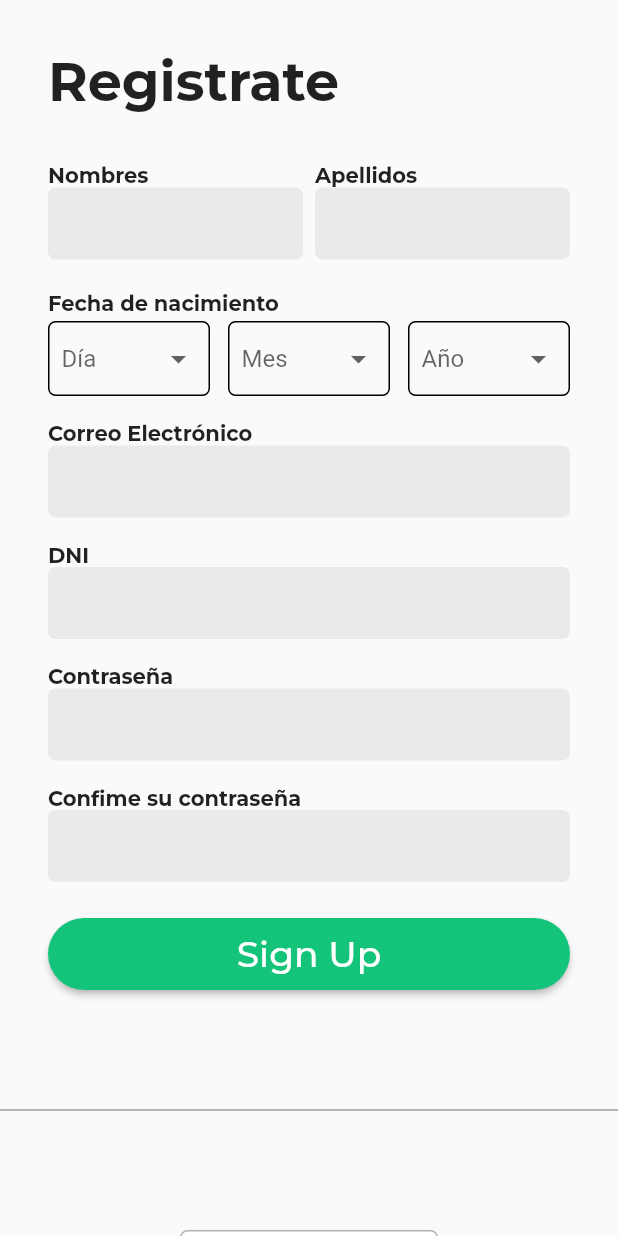
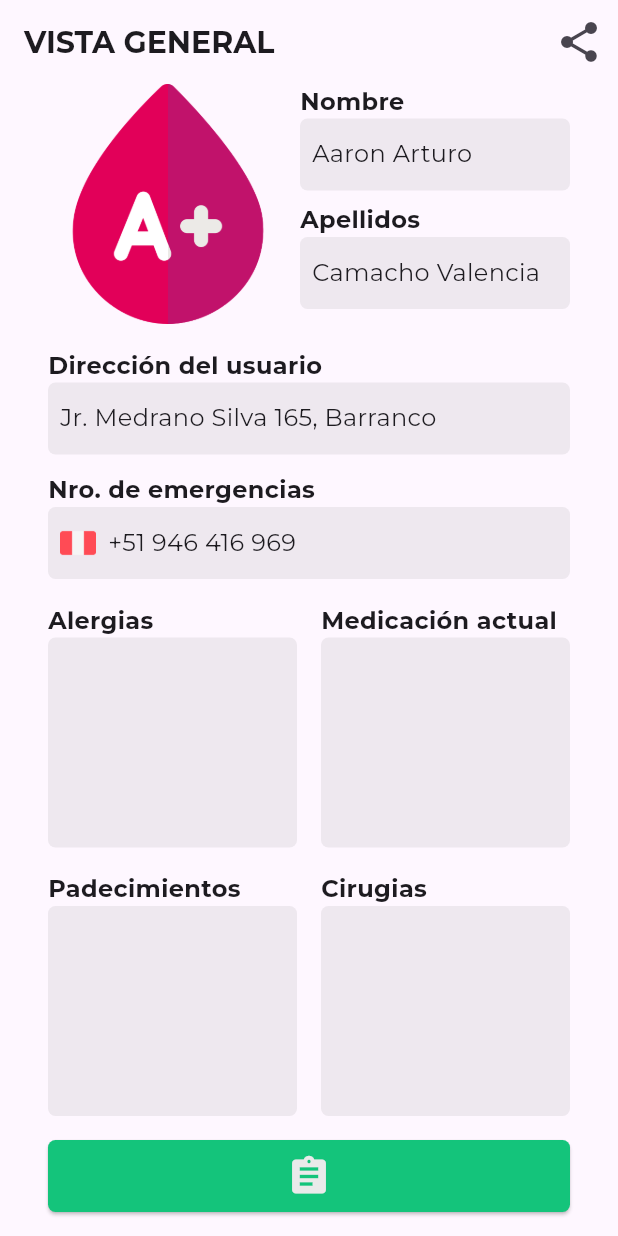
Before and after one commit to AaronCS25/care_file_one_app, a Flutter app: the screen it shows after launch, on a phone screen of 412 x 824 dp. Run offline on Flutter 3.47's test engine with Material 2 defaults, Android fonts, the phone set to English and light mode, and no system bars; our stand-ins replace google_fonts.

Commit message:
home_screen.dart: added (incompletd view)

```diff
--- a/lib/main.dart
+++ b/lib/main.dart
@@ -1,3 +1,4 @@
+import 'package:care_file_one/src/screens/home_screen.dart';
 import 'package:care_file_one/src/screens/login_screen.dart';
 import 'package:care_file_one/src/screens/signup_screen.dart';
 import 'package:flutter/material.dart';
@@ -14,10 +15,12 @@ class MainApp extends StatelessWidget {
     return MaterialApp(
       title: 'CareFile-One',
       debugShowCheckedModeBanner: false,
-      initialRoute: '/signup',
+      theme: ThemeData(useMaterial3: true),
+      initialRoute: '/home',
       routes: {
         '/': (context) => const LoginScreen(),
         '/signup': (context) => const SignUpScreen(),
+        '/home': (context) => const HomeScreen(),
       },
     );
   }
--- /dev/null
+++ b/lib/src/screens/home_screen.dart
@@ -0,0 +1,306 @@
+import 'package:flutter/material.dart';
+import 'package:google_fonts/google_fonts.dart';
+
+class HomeScreen extends StatefulWidget {
+  const HomeScreen({super.key});
+
+  @override
+  State<HomeScreen> createState() => _HomeScreenState();
+}
+
+class _HomeScreenState extends State<HomeScreen> {
+  @override
+  Widget build(BuildContext context) {
+    return Scaffold(
+      appBar: AppBar(
+        automaticallyImplyLeading: false,
+        title: Text(
+          'VISTA GENERAL',
+          style: GoogleFonts.montserrat(
+            fontSize: 20,
+            fontWeight: FontWeight.bold,
+          ),
+        ),
+        actions: <Widget>[
+          IconButton(
+            iconSize: 32,
+            padding: const EdgeInsets.symmetric(horizontal: 10),
+            onPressed: () {},
+            icon: const Icon(Icons.share),
+          )
+        ],
+      ),
+      body: Column(
+        mainAxisAlignment: MainAxisAlignment.spaceAround,
+        children: [
+          //* 1ra Parte
+          Padding(
+            padding: const EdgeInsets.symmetric(horizontal: 32.0),
+            child: Row(
+              crossAxisAlignment: CrossAxisAlignment.start,
+              children: [
+                Image.asset(
+                  'assets/images/type_of_blood_a_plus.png',
+                  width: 160,
+                  height: 160,
+                ),
+                const SizedBox(width: 8),
+                Expanded(
+                  child: Column(
+                    crossAxisAlignment: CrossAxisAlignment.start,
+                    children: [
+                      Text(
+                        'Nombre',
+                        style: GoogleFonts.montserrat(
+                          fontSize: 16,
+                          fontWeight: FontWeight.bold,
+                        ),
+                      ),
+                      Container(
+                        width: double.infinity,
+                        height: 48,
+                        decoration: BoxDecoration(
+                          color: const Color.fromRGBO(93, 93, 93, 0.1),
+                          borderRadius: BorderRadius.circular(5),
+                        ),
+                        child: Padding(
+                          padding: const EdgeInsets.fromLTRB(8, 12, 6, 12),
+                          child: Text(
+                            'Aaron Arturo',
+                            style: GoogleFonts.montserrat(
+                              fontSize: 16,
+                            ),
+                          ),
+                        ),
+                      ),
+                      const SizedBox(height: 8),
+                      Text(
+                        'Apellidos',
+                        style: GoogleFonts.montserrat(
+                          fontSize: 16,
+                          fontWeight: FontWeight.bold,
+                        ),
+                      ),
+                      Container(
+                        width: double.infinity,
+                        height: 48,
+                        decoration: BoxDecoration(
+                          color: const Color.fromRGBO(93, 93, 93, 0.1),
+                          borderRadius: BorderRadius.circular(5),
+                        ),
+                        child: Padding(
+                          padding: const EdgeInsets.fromLTRB(8, 12, 6, 12),
+                          child: Text(
+                            'Camacho Valencia',
+                            style: GoogleFonts.montserrat(
+                              fontSize: 16,
+                            ),
+                          ),
+                        ),
+                      ),
+                    ],
+                  ),
+                )
+              ],
+            ),
+          ),
+          //* 2da Parte
+          Padding(
+            padding: const EdgeInsets.symmetric(horizontal: 32, vertical: 16),
+            child: Column(
+              children: [
+                Align(
+                  alignment: AlignmentDirectional.centerStart,
+                  child: Text(
+                    'Dirección del usuario',
+                    style: GoogleFonts.montserrat(
+                      fontSize: 16,
+                      fontWeight: FontWeight.bold,
+                    ),
+                  ),
+                ),
+                Container(
+                  width: double.infinity,
+                  height: 48,
+                  decoration: BoxDecoration(
+                    color: const Color.fromRGBO(93, 93, 93, 0.1),
+                    borderRadius: BorderRadius.circular(5),
+                  ),
+                  child: Padding(
+                    padding: const EdgeInsets.fromLTRB(8, 12, 6, 12),
+                    child: Text(
+                      'Jr. Medrano Silva 165, Barranco',
+                      style: GoogleFonts.montserrat(
+                        fontSize: 16,
+                      ),
+                    ),
+                  ),
+                ),
+                const SizedBox(height: 12.0),
+                Align(
+                  alignment: AlignmentDirectional.centerStart,
+                  child: Text(
+                    'Nro. de emergencias',
+                    style: GoogleFonts.montserrat(
+                      fontSize: 16,
+                      fontWeight: FontWeight.bold,
+                    ),
+                  ),
+                ),
+                Container(
+                  width: double.infinity,
+                  height: 48,
+                  decoration: BoxDecoration(
+                    color: const Color.fromRGBO(93, 93, 93, 0.1),
+                    borderRadius: BorderRadius.circular(5),
+                  ),
+                  child: Padding(
+                      padding: const EdgeInsets.fromLTRB(8, 12, 6, 12),
+                      child: Row(
+                        children: [
+                          Image.asset(
+                            'assets/images/peru.png',
+                            width: 24,
+                            height: 24,
+                          ),
+                          const SizedBox(width: 8),
+                          Text(
+                            '+51 946 416 969',
+                            style: GoogleFonts.montserrat(
+                              fontSize: 16,
+                            ),
+                          ),
+                        ],
+                      )),
+                ),
+              ],
+            ),
+          ),
+          //* 3ra Parte
+          Expanded(
+            child: Padding(
+              padding: const EdgeInsets.symmetric(horizontal: 32.0),
+              child: Row(
+                children: [
+                  Expanded(
+                    child: Column(
+                      //* ALERGIAS
+                      children: [
+                        Align(
+                          alignment: Alignment.centerLeft,
+                          child: Text(
+                            'Alergias',
+                            style: GoogleFonts.montserrat(
+                              fontSize: 16,
+                              fontWeight: FontWeight.bold,
+                            ),
+                          ),
+                        ),
+                        Expanded(
+                          child: Container(
+                            width: double.infinity,
+                            decoration: BoxDecoration(
+                              color: const Color.fromRGBO(93, 93, 93, 0.1),
+                              borderRadius: BorderRadius.circular(5),
+                            ),
+                          ),
+                        ),
+                        const SizedBox(height: 16.0),
+                        //* PADECIMIENTOS
+                        Align(
+                          alignment: Alignment.centerLeft,
+                          child: Text(
+                            'Padecimientos',
+                            style: GoogleFonts.montserrat(
+                              fontSize: 16,
+                              fontWeight: FontWeight.bold,
+                            ),
+                          ),
+                        ),
+                        Expanded(
+                          child: Container(
+                            width: double.infinity,
+                            decoration: BoxDecoration(
+                              color: const Color.fromRGBO(93, 93, 93, 0.1),
+                              borderRadius: BorderRadius.circular(5),
+                            ),
+                          ),
+                        ),
+                      ],
+                    ),
+                  ),
+                  const SizedBox(width: 16.0),
+                  Expanded(
+                    child: Column(
+                      children: [
+                        //* MEDICACIÓN ACTUAL
+                        Align(
+                          alignment: Alignment.centerLeft,
+                          child: Text(
+                            'Medicación actual',
+                            style: GoogleFonts.montserrat(
+                              fontSize: 16,
+                              fontWeight: FontWeight.bold,
+                            ),
+                          ),
+                        ),
+                        Expanded(
+                          child: Container(
+                            width: double.infinity,
+                            decoration: BoxDecoration(
+                              color: const Color.fromRGBO(93, 93, 93, 0.1),
+                              borderRadius: BorderRadius.circular(5),
+                            ),
+                          ),
+                        ),
+                        const SizedBox(height: 16.0),
+                        Align(
+                          alignment: Alignment.centerLeft,
+                          child: Text(
+                            'Cirugias',
+                            style: GoogleFonts.montserrat(
+                              fontSize: 16,
+                              fontWeight: FontWeight.bold,
+                            ),
+                          ),
+                        ),
+                        Expanded(
+                          child: Container(
+                            width: double.infinity,
+                            decoration: BoxDecoration(
+                              color: const Color.fromRGBO(93, 93, 93, 0.1),
+                              borderRadius: BorderRadius.circular(5),
+                            ),
+                          ),
+                        ),
+                      ],
+                    ),
+                  ),
+                ],
+              ),
+            ),
+          ),
+          Padding(
+            padding: const EdgeInsets.symmetric(horizontal: 32.0, vertical: 16),
+            child: SizedBox(
+              width: double.infinity,
+              height: 48,
+              child: ElevatedButton(
+                onPressed: () {},
+                style: ElevatedButton.styleFrom(
+                    backgroundColor: const Color.fromRGBO(20, 196, 123, 1.0),
+                    shape: RoundedRectangleBorder(
+                        borderRadius: BorderRadius.circular(5))),
+                child: const Icon(
+                  Icons.assignment,
+                  color: Color.fromRGBO(234, 234, 234, 1.0),
+                  size: 30,
+                ),
+              ),
+            ),
+          ),
+        ],
+      ),
+    );
+  }
+}
--- a/lib/src/screens/login_screen.dart
+++ b/lib/src/screens/login_screen.dart
@@ -83,7 +83,8 @@ class _LoginScreenState extends State<LoginScreen> {
                           borderRadius: BorderRadius.circular(30))),
                   child: Text(
                     'Login',
-                    style: GoogleFonts.montserrat(fontSize: 24),
+                    style: GoogleFonts.montserrat(
+                        fontSize: 24, color: Colors.white),
                   ),
                 ),
               ),
--- a/pubspec.yaml
+++ b/pubspec.yaml
@@ -7,6 +7,7 @@ environment:
   sdk: '>=3.1.0-113.0.dev <4.0.0'
 
 dependencies:
+  cupertino_icons: ^1.0.5
   flutter:
     sdk: flutter
   google_fonts: ^5.1.0
```
Also changed, not shown: assets/images/peru.png (added), assets/images/type_of_blood_a_minus.png (added), assets/images/type_of_blood_a_plus.png (added), assets/images/type_of_blood_b_minus.png (added), assets/images/type_of_blood_b_plus.png (added), assets/images/type_of_blood_o_minus.png (added), assets/images/type_of_blood_o_plus.png (added), pubspec.lock.
